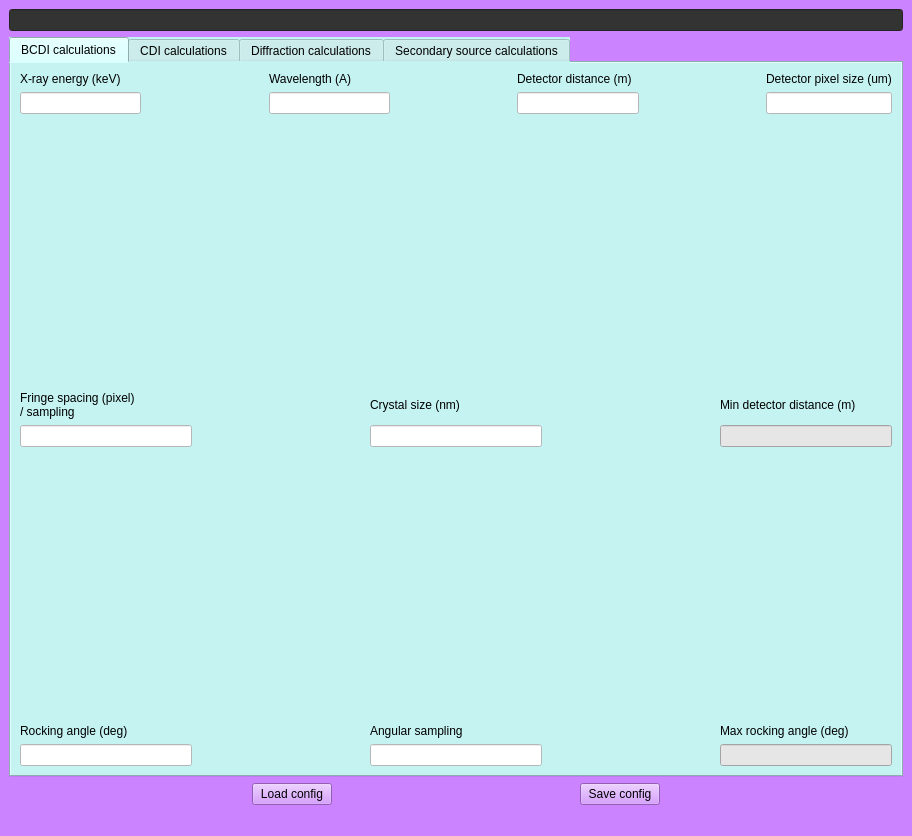
Before: the Qt Designer form cdicalc/resources/mainWindow.ui in carnisj/cdicalc, drawn with Qt 5.
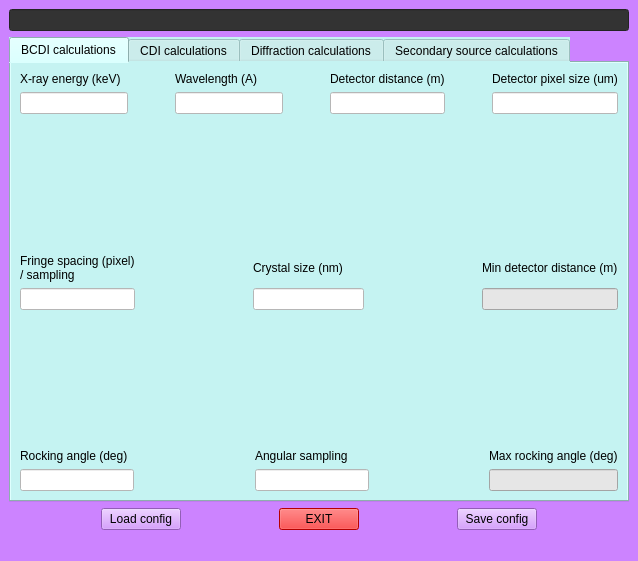
After: the same form once the commit is applied.

Commit message: gui: add stop button

```diff
--- a/cdicalc/resources/mainWindow.ui
+++ b/cdicalc/resources/mainWindow.ui
@@ -6,8 +6,8 @@
    <rect>
     <x>0</x>
     <y>0</y>
-    <width>912</width>
-    <height>836</height>
+    <width>638</width>
+    <height>561</height>
    </rect>
   </property>
   <property name="windowTitle">
@@ -670,6 +670,30 @@
           </property>
          </spacer>
         </item>
+        <item>
+         <widget class="QPushButton" name="exit">
+          <property name="styleSheet">
+           <string notr="true">background-color: rgb(255, 0, 0);
+font: 75 10pt &quot;MS Shell Dlg 2&quot;;</string>
+          </property>
+          <property name="text">
+           <string>EXIT</string>
+          </property>
+         </widget>
+        </item>
+        <item>
+         <spacer name="horizontalSpacer_16">
+          <property name="orientation">
+           <enum>Qt::Horizontal</enum>
+          </property>
+          <property name="sizeHint" stdset="0">
+           <size>
+            <width>40</width>
+            <height>20</height>
+           </size>
+          </property>
+         </spacer>
+        </item>
         <item>
          <widget class="QPushButton" name="save_config">
           <property name="text">
```
Left out of the diff: 16 changed lines with no effect on the pictures. The commit also changes 5 other files.
